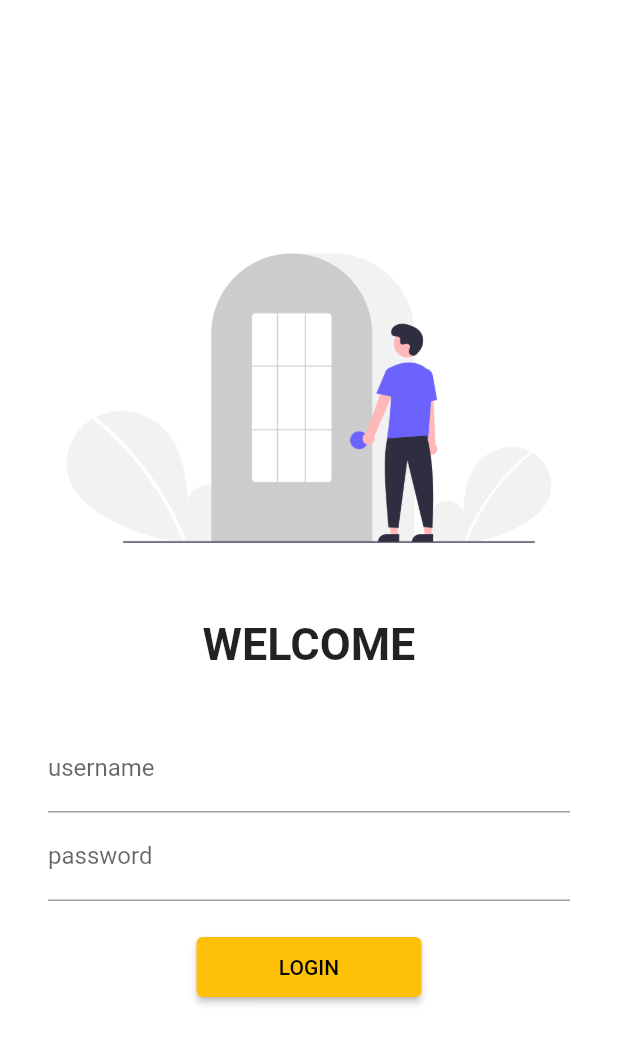
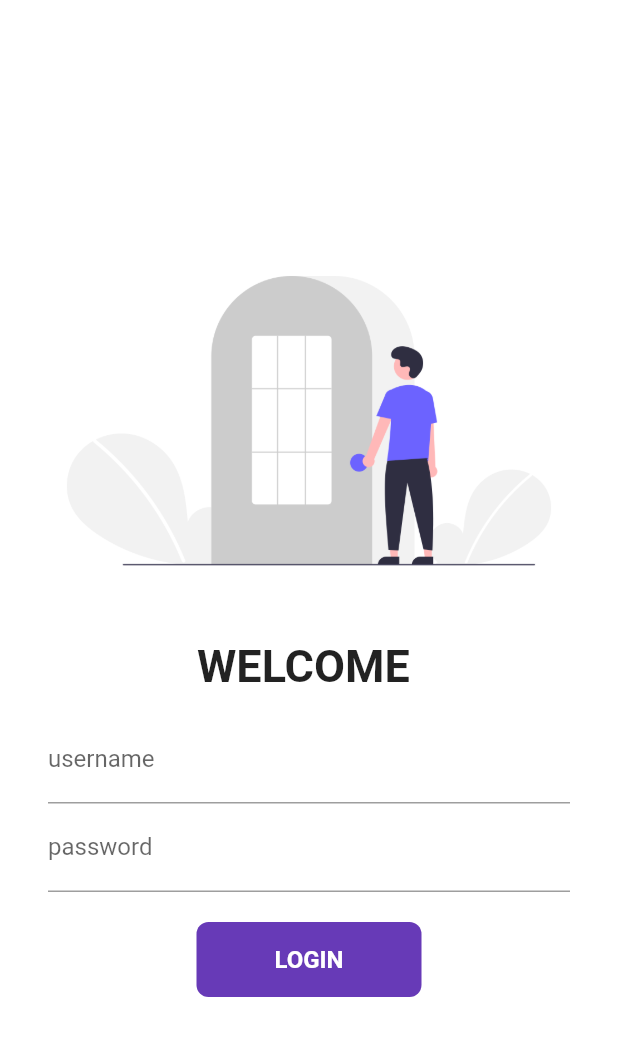
Before and after one commit to shivanshmaheshwari/intro, a Flutter app: the screen it shows after launch, on a phone screen of 412 x 824 dp. Shown: the top 1044 px of the screen. Run offline on Flutter 3.47's test engine with Material 2 defaults, Android fonts, the phone set to English and light mode, and no system bars; our stand-ins replace google_fonts.

Commit message:
day 6 complete

```diff
--- a/lib/pages/login_page.dart
+++ b/lib/pages/login_page.dart
@@ -3,9 +3,16 @@ import 'dart:ui';
 import 'package:flutter/material.dart';
 import 'package:intro/utils/routes.dart';
 
-class LoginPage extends StatelessWidget {
+class LoginPage extends StatefulWidget {
   const LoginPage({Key? key}) : super(key: key);
 
+  @override
+  State<LoginPage> createState() => _LoginPageState();
+}
+
+class _LoginPageState extends State<LoginPage> {
+  String name = "";
+  bool change_button = false;
   @override
   Widget build(BuildContext context) {
     return Material(
@@ -20,26 +27,29 @@ class LoginPage extends StatelessWidget {
             ),
 
             // for text
-            const Text(
-              "WELCOME",
+            Text(
+              "WELCOME $name",
               style: TextStyle(fontSize: 30, fontWeight: FontWeight.bold),
             ),
 
             //for space
             const SizedBox(
-              height: 20.0,
+              height: 10.0,
             ),
 
             //username and password column
             Padding(
               padding:
-                  const EdgeInsets.symmetric(vertical: 16.0, horizontal: 32.0),
+                  const EdgeInsets.symmetric(vertical: 5.0, horizontal: 32.0),
               child: Column(
                 children: [
                   TextFormField(
-                    decoration: const InputDecoration(
-                        hintText: "Enter Username", labelText: "username"),
-                  ),
+                      decoration: const InputDecoration(
+                          hintText: "Enter Username", labelText: "username"),
+                      onChanged: (value) {
+                        name = value;
+                        setState(() {});
+                      }),
                   TextFormField(
                     obscureText: true,
                     decoration: const InputDecoration(
@@ -49,15 +59,44 @@ class LoginPage extends StatelessWidget {
                   //space
                   const SizedBox(height: 20),
 
-                  //button
-                  ElevatedButton(
-                      // style: TextButton.styleFrom(),
-                      child: const Text("LOGIN"),
-                      style: TextButton.styleFrom(
-                          minimumSize: const Size(150, 40)),
-                      onPressed: () {
-                        Navigator.pushNamed(context, MyRoutes.home_page);
-                      })
+                  InkWell(
+                    onTap: () async {
+                      setState(() {
+                        change_button = true;
+                      });
+                      await Future.delayed(const Duration(seconds: 1));
+                      Navigator.pushNamed(context, MyRoutes.home_page);
+                    },
+                    child: AnimatedContainer(
+                      duration: const Duration(seconds: 1),
+                      width: change_button ? 50 : 150,
+                      height: 50,
+                      alignment: Alignment.center,
+                      child: change_button
+                          ? (const Icon(Icons.done, color: Colors.white))
+                          : const Text(
+                              "LOGIN",
+                              style: TextStyle(
+                                  fontWeight: FontWeight.bold,
+                                  color: Colors.white,
+                                  fontSize: 16),
+                            ),
+                      decoration: BoxDecoration(
+                        color: Colors.deepPurple,
+                        borderRadius:
+                            BorderRadius.circular(change_button ? 20 : 8),
+                      ),
+                    ),
+                  ),
+                  // button
+                  //   ElevatedButton(
+                  //       // style: TextButton.styleFrom(),
+                  //       child: const Text("LOGIN"),
+                  //       style: TextButton.styleFrom(
+                  //           minimumSize: const Size(150, 40)),
+                  //       onPressed: () {
+                  //         Navigator.pushNamed(context, MyRoutes.home_page);
+                  //       })
                 ],
               ),
             )
```
Also changed, not shown: 2 other files.
